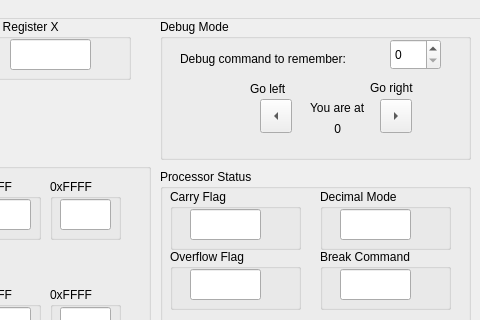
Old version of the form gui/concept.ui in the repository wojciechmadry/cpu6502emulator; both pictures show x 370 to 850 and y 0 to 320 of the 850 by 600 pixel window.
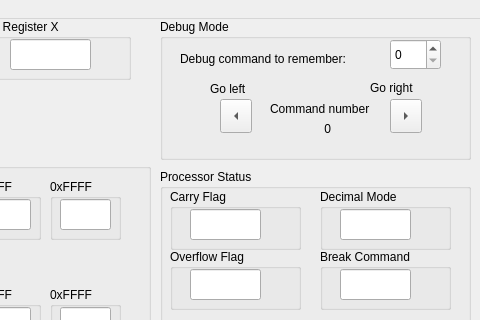
New version of the form. Icons and pictures are not drawn.

Commit message:
Change "You are" to "Command number"
* Update gui image

Patch:
```diff
--- a/gui/concept.ui
+++ b/gui/concept.ui
@@ -117,7 +117,7 @@
     <widget class="QLabel" name="label_debug_where_i_am">
      <property name="geometry">
       <rect>
-       <x>140</x>
+       <x>130</x>
        <y>100</y>
        <width>41</width>
        <height>20</height>
@@ -133,7 +133,7 @@
     <widget class="QToolButton" name="CommandGoRight">
      <property name="geometry">
       <rect>
-       <x>220</x>
+       <x>230</x>
        <y>80</y>
        <width>32</width>
        <height>34</height>
@@ -149,7 +149,7 @@
     <widget class="QLabel" name="label_2">
      <property name="geometry">
       <rect>
-       <x>90</x>
+       <x>50</x>
        <y>60</y>
        <width>61</width>
        <height>20</height>
@@ -172,7 +172,7 @@
     <widget class="QToolButton" name="CommandGoLeft">
      <property name="geometry">
       <rect>
-       <x>100</x>
+       <x>60</x>
        <y>80</y>
        <width>32</width>
        <height>34</height>
@@ -214,14 +214,14 @@
     <widget class="QLabel" name="label_4">
      <property name="geometry">
       <rect>
-       <x>150</x>
+       <x>110</x>
        <y>80</y>
-       <width>61</width>
-       <height>18</height>
+       <width>111</width>
+       <height>20</height>
       </rect>
      </property>
      <property name="text">
-      <string>You are at</string>
+      <string>Command number</string>
      </property>
     </widget>
    </widget>
```
The commit also changes 2 other files.
